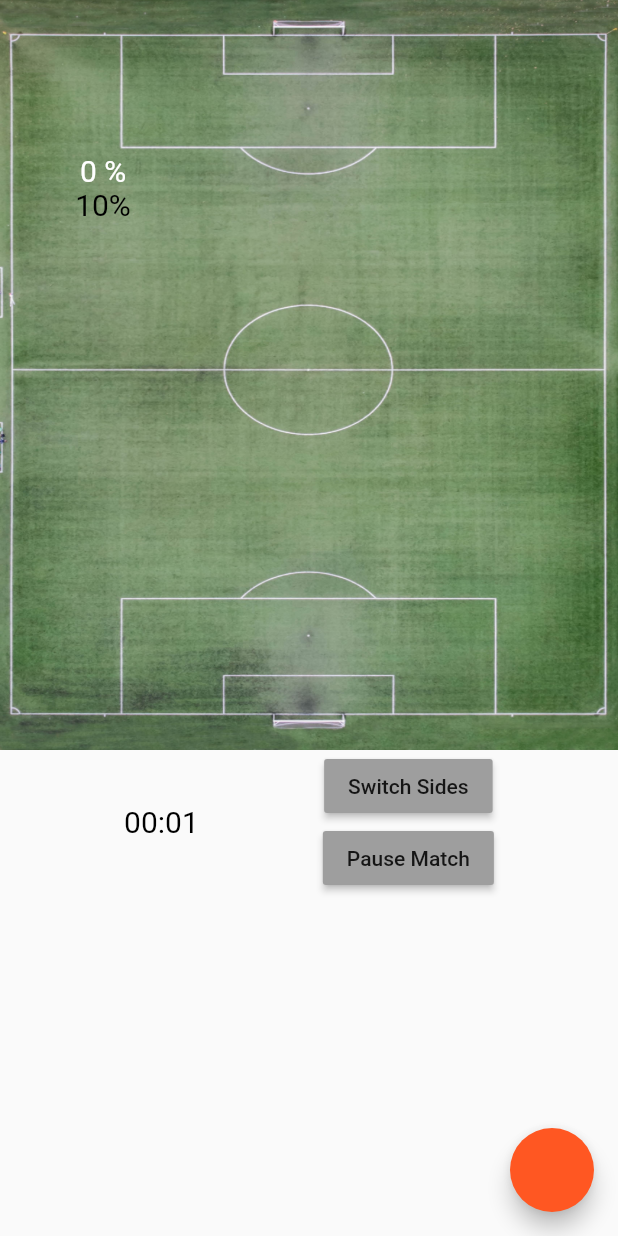
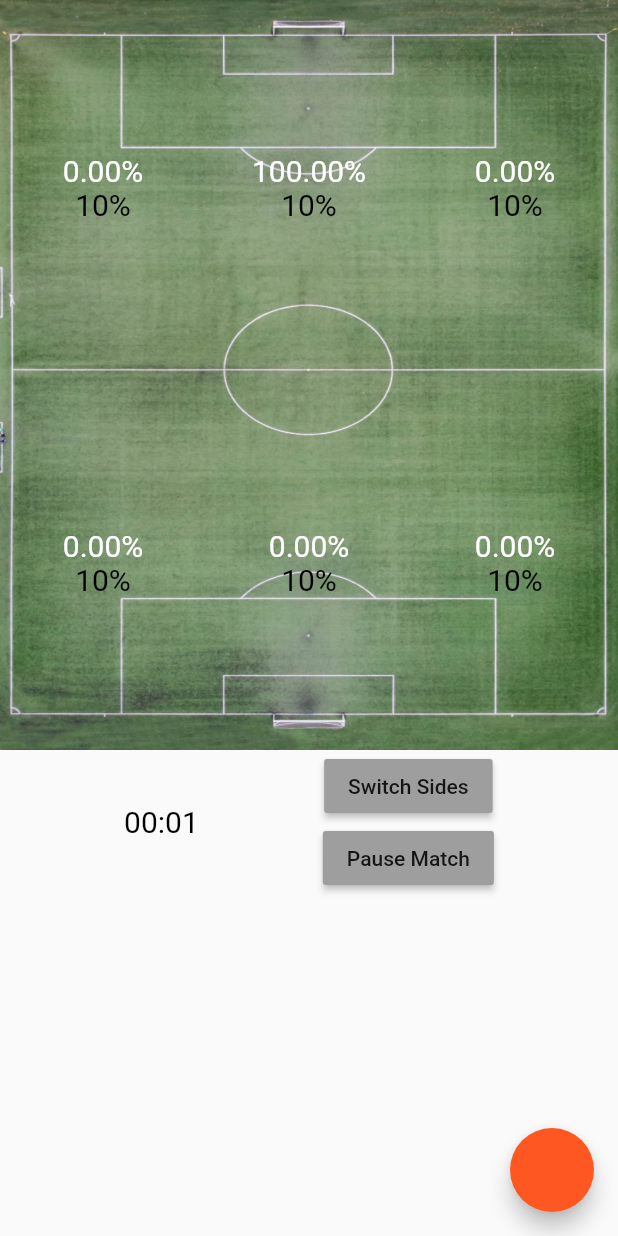
Before and after one commit to mariusschroeter/simple-football-tracker, a Flutter app: the AddMatchStartMatchScreen screen opened directly with empty values, after a tap on "Start Match", on a phone screen of 412 x 824 dp. Run offline on Flutter 3.47's test engine with Material 2 defaults, Android fonts, the phone set to English and light mode, and no system bars; our stand-ins replace flutter_svg; missing offline and left inert: image_size_getter; network calls fail.

Commit message:
#Do it for all zones #NEXT: add a ball to track
- added percentages for all zones
- refactored the zones to dynamically change number of zones from post match screen

```diff
--- a/lib/screens/add_match_start_match.screen.dart
+++ b/lib/screens/add_match_start_match.screen.dart
@@ -11,12 +11,18 @@ class Zone {
 }
 
 class AddMatchStartMatchScreen extends StatefulWidget {
-  AddMatchStartMatchScreen({this.homeTeam, this.awayTeam, this.zonesCount = 3});
+  AddMatchStartMatchScreen({
+    this.homeTeam,
+    this.awayTeam,
+    this.zoneLines = 2,
+    this.zonesPerLine = 3,
+  });
 
   final String homeTeam;
   final String awayTeam;
 
-  final int zonesCount;
+  final int zoneLines;
+  final int zonesPerLine;
 
   @override
   _AddMatchStartMatchScreenState createState() =>
@@ -26,6 +32,9 @@ class AddMatchStartMatchScreen extends StatefulWidget {
 class _AddMatchStartMatchScreenState extends State<AddMatchStartMatchScreen> {
   @override
   void initState() {
+    for (var i = 0; i < 6; i++) {
+      zones.add(Zone(homePercentage: 0.0));
+    }
     super.initState();
   }
 
@@ -47,19 +56,32 @@ class _AddMatchStartMatchScreenState extends State<AddMatchStartMatchScreen> {
   // }
 
   //Feld Zonen
-  List<Zone> zones = [
-    Zone(homePercentage: 0),
-    Zone(homePercentage: 0),
-    Zone(homePercentage: 0),
-    Zone(homePercentage: 0),
-    Zone(homePercentage: 0),
-    Zone(homePercentage: 0),
-  ];
+
+  List<Zone> zones = [];
 
   Zone _activeZone;
 
-  setZoneActive(int index) {
-    _activeZone = zones[index];
+  setZoneActive(int line, int column) {
+    if (line == 1 && column == 0)
+      _activeZone = zones[0];
+    else {
+      int index = ((line - 1) * widget.zonesPerLine) + column;
+      _activeZone = zones[index];
+    }
+  }
+
+  List<double> getZonePercentages(int line) {
+    List<double> percentages = [];
+    int indexStart = ((line - 1) * widget.zonesPerLine);
+    int indexEnd = (line * widget.zonesPerLine);
+    for (var i = indexStart; i < indexEnd; i++) {
+      if (!_matchStart)
+        percentages.add(0.0);
+      else {
+        percentages.add((zones[i].homePercentage / _start) * 100);
+      }
+    }
+    return percentages;
   }
 
   //Wer hat den Ball?
@@ -69,6 +91,7 @@ class _AddMatchStartMatchScreenState extends State<AddMatchStartMatchScreen> {
   //90 min
   Timer _timer;
   int _start = 0;
+  bool _matchStart = false;
 
   void startTimer() {
     const oneSec = const Duration(seconds: 1);
@@ -81,9 +104,10 @@ class _AddMatchStartMatchScreenState extends State<AddMatchStartMatchScreen> {
           } else {
             _start = _start + 1;
             if (_activeZone == null) {
-              setZoneActive(1);
+              setZoneActive(1, 1);
             }
             _activeZone.homePercentage = _activeZone.homePercentage + 1;
+            _matchStart = true;
           }
         },
       ),
@@ -116,7 +140,6 @@ class _AddMatchStartMatchScreenState extends State<AddMatchStartMatchScreen> {
   @override
   Widget build(BuildContext context) {
     double statusBarHeight = MediaQuery.of(context).padding.top;
-    double screenWidth = MediaQuery.of(context).size.width;
     final String homeTeam = widget.homeTeam.length > 15
         ? widget.homeTeam.substring(0, 15)
         : widget.homeTeam;
@@ -169,86 +192,23 @@ class _AddMatchStartMatchScreenState extends State<AddMatchStartMatchScreen> {
                       ),
                     ),
                     //Zonen
-                    Column(
-                      children: [
-                        Row(
-                          children: [
-                            InkWell(
-                              onTap: () => setZoneActive(0),
-                              child: Stack(
-                                children: [
-                                  Container(
-                                    color: _activeZone == zones[0]
-                                        ? Colors.green[100]
-                                        : Colors.transparent,
-                                    height: 250,
-                                    width: screenWidth / 3,
-                                  ),
-                                  Positioned.fill(
-                                    child: Column(
-                                      mainAxisAlignment:
-                                          MainAxisAlignment.center,
-                                      children: [
-                                        NormalTextSize(
-                                            color: Colors.white,
-                                            title: _start != 0 &&
-                                                    zones[0].homePercentage !=
-                                                        0.0
-                                                ? '${((zones[0].homePercentage / _start) * 100).toStringAsFixed(2)} %'
-                                                : '0 %'),
-                                        NormalTextSize(title: '10%'),
-                                      ],
-                                    ),
-                                  ),
-                                ],
-                              ),
-                            ),
-                            InkWell(
-                              onTap: () => setZoneActive(1),
-                              child: Container(
-                                height: 250,
-                                width: screenWidth / 3,
-                              ),
-                            ),
-                            InkWell(
-                              onTap: () => setZoneActive(2),
-                              child: Container(
-                                height: 250,
-                                width: screenWidth / 3,
-                              ),
-                            ),
-                          ],
+                    ListView.builder(
+                      physics: NeverScrollableScrollPhysics(),
+                      itemBuilder: (ctx, i) => Container(
+                        height: 500 / widget.zoneLines,
+                        child: ZoneRow(
+                          setZoneActive: setZoneActive,
+                          line: i + 1,
+                          zoneCount: 3,
+                          percentages: getZonePercentages(i + 1),
                         ),
-                        Row(
-                          children: [
-                            InkWell(
-                              onTap: () => setZoneActive(3),
-                              child: Container(
-                                height: 250,
-                                width: screenWidth / 3,
-                              ),
-                            ),
-                            InkWell(
-                              onTap: () => setZoneActive(4),
-                              child: Container(
-                                height: 250,
-                                width: screenWidth / 3,
-                              ),
-                            ),
-                            InkWell(
-                              onTap: () => setZoneActive(5),
-                              child: Container(
-                                height: 250,
-                                width: screenWidth / 3,
-                              ),
-                            ),
-                          ],
-                        ),
-                      ],
+                      ),
+                      itemCount: widget.zoneLines,
                     ),
                   ],
                 ),
               ),
+              //Zone end
               Row(
                 mainAxisAlignment: MainAxisAlignment.spaceEvenly,
                 children: [
@@ -283,3 +243,79 @@ class _AddMatchStartMatchScreenState extends State<AddMatchStartMatchScreen> {
     );
   }
 }
+
+class ZoneRow extends StatelessWidget {
+  const ZoneRow({
+    @required this.setZoneActive,
+    @required this.line,
+    @required this.zoneCount,
+    @required this.percentages,
+  });
+
+  final dynamic setZoneActive;
+  final int line;
+  final int zoneCount;
+  final List<double> percentages;
+
+  @override
+  Widget build(BuildContext context) {
+    return Container(
+      height: 250,
+      width: double.infinity,
+      child: ListView.builder(
+        scrollDirection: Axis.horizontal,
+        physics: NeverScrollableScrollPhysics(),
+        itemBuilder: (ctx, i) => FieldZone(
+          setZoneActive: setZoneActive,
+          line: line,
+          column: i,
+          percentage: percentages[i],
+        ),
+        itemCount: zoneCount,
+      ),
+    );
+  }
+}
+
+class FieldZone extends StatelessWidget {
+  const FieldZone({
+    Key key,
+    this.setZoneActive,
+    this.line,
+    this.column,
+    this.percentage,
+  }) : super(key: key);
+
+  final dynamic setZoneActive;
+  final int line;
+  final int column;
+  final double percentage;
+
+  @override
+  Widget build(BuildContext context) {
+    double screenWidth = MediaQuery.of(context).size.width;
+    return InkWell(
+      onTap: () => setZoneActive(line, column),
+      child: Stack(
+        children: [
+          Container(
+            height: 250,
+            width: screenWidth / 3,
+          ),
+          Positioned.fill(
+            child: Column(
+              mainAxisAlignment: MainAxisAlignment.center,
+              children: [
+                NormalTextSize(
+                  color: Colors.white,
+                  title: '${percentage.toStringAsFixed(2)}%',
+                ),
+                NormalTextSize(title: '10%'),
+              ],
+            ),
+          ),
+        ],
+      ),
+    );
+  }
+}
```
